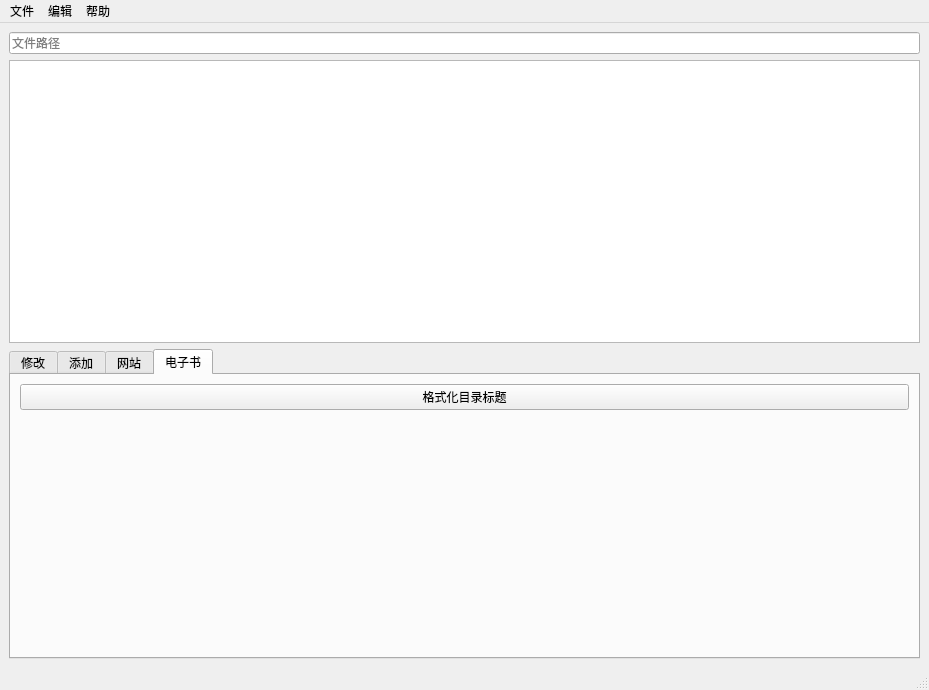
Before: the Qt Designer form src/processtext.ui in ACodeHX/ProcessText, drawn with Qt 5.
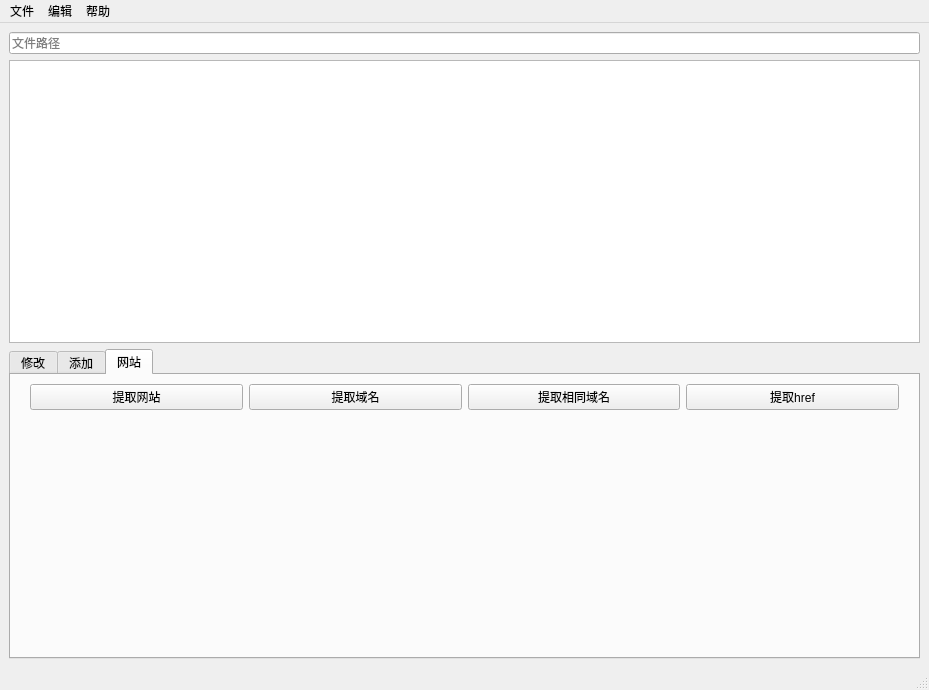
After: the same form once the commit is applied. The open tabs and pages were chosen to show the change. Icons and pictures are not drawn.

Commit message: [Delete]Delete some code

```diff
--- a/src/processtext.ui
+++ b/src/processtext.ui
@@ -321,40 +321,6 @@
           </item>
          </layout>
         </widget>
-        <widget class="QWidget" name="tab_4">
-         <attribute name="title">
-          <string>电子书</string>
-         </attribute>
-         <layout class="QHBoxLayout" name="horizontalLayout_2">
-          <item>
-           <layout class="QGridLayout" name="gridLayout_7">
-            <item row="0" column="1">
-             <widget class="QPushButton" name="pushButton">
-              <property name="toolTip">
-               <string/>
-              </property>
-              <property name="text">
-               <string>格式化目录标题</string>
-              </property>
-             </widget>
-            </item>
-            <item row="1" column="1">
-             <spacer name="verticalSpacer_4">
-              <property name="orientation">
-               <enum>Qt::Vertical</enum>
-              </property>
-              <property name="sizeHint" stdset="0">
-               <size>
-                <width>20</width>
-                <height>40</height>
-               </size>
-              </property>
-             </spacer>
-            </item>
-           </layout>
-          </item>
-         </layout>
-        </widget>
        </widget>
       </item>
      </layout>
```
Left out of the diff: 2 changed lines with no effect on the pictures. The commit also changes 2 other files.
